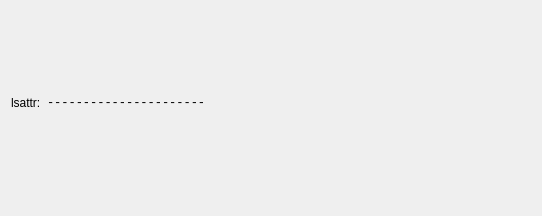
First picture: the form in src/kde/xattr/Ext2AttrView.ui, repository GerbilSoft/rom-properties, before the edit.
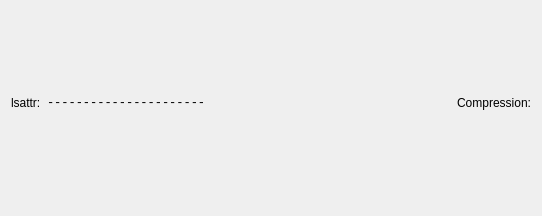
Second picture: the form after the edit.

Commit message:
[kde] Ext2AttrView: Add a way to display the compression algorithm.
Named "zAlgorithm"; will rename the XAttrReader functions next.

XAttrView: Set the compression algorithm in Ext2AttrView.

We're using Ext2AttrView because most Linux file systems that support
compression also support Ext2-style attributes.

```diff
--- a/src/kde/xattr/Ext2AttrView.ui
+++ b/src/kde/xattr/Ext2AttrView.ui
@@ -41,18 +41,18 @@
        </property>
       </widget>
      </item>
-     <item>
-      <spacer name="hspcLsAttr">
-       <property name="orientation">
-        <enum>Qt::Horizontal</enum>
+     <item alignment="Qt::AlignRight">
+      <widget class="QLabel" name="lblCompression">
+       <property name="text">
+        <string notr="true">Compression:</string>
        </property>
-       <property name="sizeHint" stdset="0">
-        <size>
-         <width>20</width>
-         <height>10</height>
-        </size>
+       <property name="textFormat">
+        <enum>Qt::PlainText</enum>
        </property>
-      </spacer>
+       <property name="alignment">
+        <set>Qt::AlignRight|Qt::AlignTrailing|Qt::AlignVCenter</set>
+       </property>
+      </widget>
      </item>
     </layout>
    </item>
```
Left out of the diff: 4 changed lines with no effect on the pictures. The commit also changes 3 other files.
